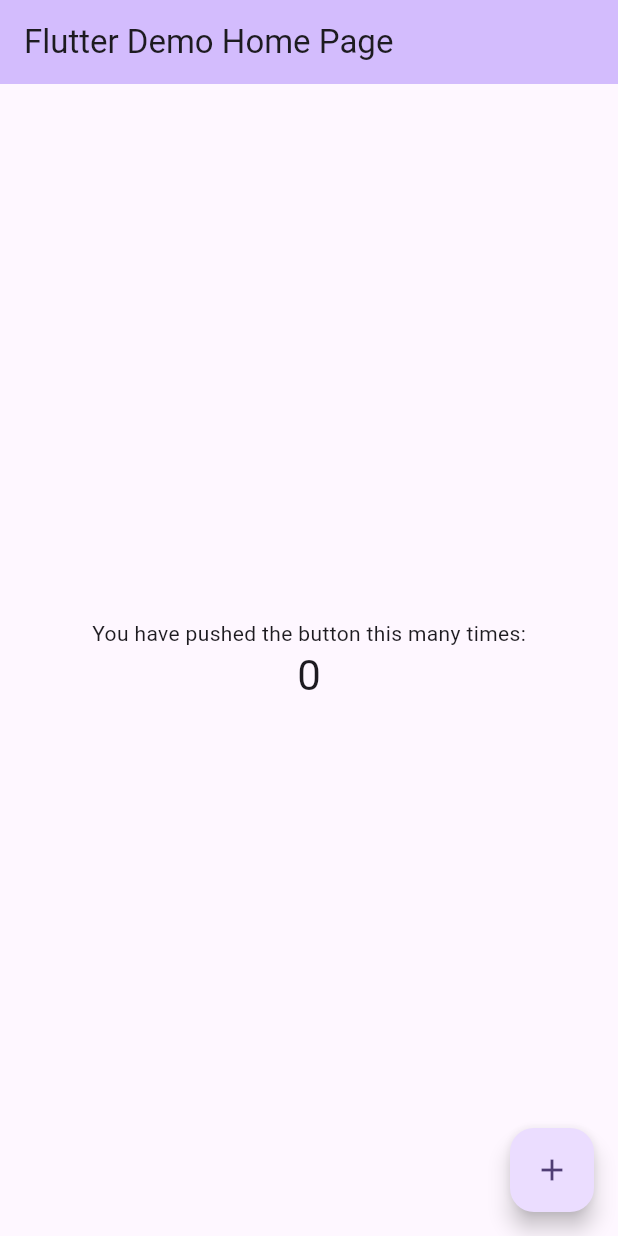
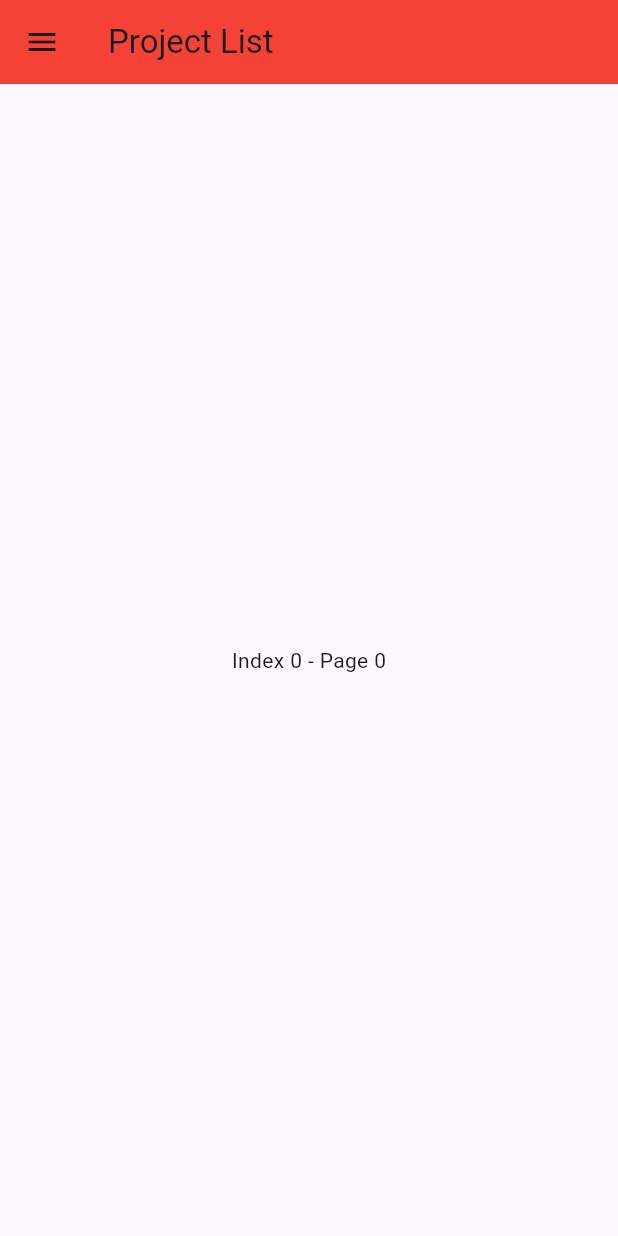
Before and after one commit to Jam12390/projectmanager, a Flutter app: the screen it shows after launch, on a phone screen of 412 x 824 dp. Run offline on Flutter 3.47's test engine with Material 3 defaults, Android fonts, the phone set to English and light mode, and no system bars.

Commit message:
Initial Scaffolding Of App

```diff
--- a/lib/main.dart
+++ b/lib/main.dart
@@ -7,119 +7,117 @@
 class MyApp extends StatelessWidget {
   const MyApp({super.key});
 
-  // This widget is the root of your application.
   @override
   Widget build(BuildContext context) {
     return MaterialApp(
-      title: 'Flutter Demo',
+      title: 'Project Manager',
       theme: ThemeData(
-        // This is the theme of your application.
-        //
-        // TRY THIS: Try running your application with "flutter run". You'll see
-        // the application has a purple toolbar. Then, without quitting the app,
-        // try changing the seedColor in the colorScheme below to Colors.green
-        // and then invoke "hot reload" (save your changes or press the "hot
-        // reload" button in a Flutter-supported IDE, or press "r" if you used
-        // the command line to start the app).
-        //
-        // Notice that the counter didn't reset back to zero; the application
-        // state is not lost during the reload. To reset the state, use hot
-        // restart instead.
-        //
-        // This works for code too, not just values: Most code changes can be
-        // tested with just a hot reload.
         colorScheme: ColorScheme.fromSeed(seedColor: Colors.deepPurple),
         useMaterial3: true,
       ),
-      home: const MyHomePage(title: 'Flutter Demo Home Page'),
+      home: const ProjectList(title: 'Project List'),
     );
   }
 }
 
-class MyHomePage extends StatefulWidget {
-  const MyHomePage({super.key, required this.title});
-
-  // This widget is the home page of your application. It is stateful, meaning
-  // that it has a State object (defined below) that contains fields that affect
-  // how it looks.
-
-  // This class is the configuration for the state. It holds the values (in this
-  // case the title) provided by the parent (in this case the App widget) and
-  // used by the build method of the State. Fields in a Widget subclass are
-  // always marked "final".
-
+//will change to homepage later on - could add todo list to homepage??
+class ProjectList extends StatefulWidget {
+  const ProjectList({super.key, required this.title});
   final String title;
 
   @override
-  State<MyHomePage> createState() => _MyHomePageState();
+  State<ProjectList> createState() => ProjectListState();
 }
 
-class _MyHomePageState extends State<MyHomePage> {
-  int _counter = 0;
+class ProjectListState extends State<ProjectList> {
+  //making the default page0 so it doesnt crash off of startup
+  Widget page = const Page0();
 
-  void _incrementCounter() {
+  //Text style for all text on this page
+  final txtStyle = const TextStyle(
+    fontSize: 20,
+    fontWeight: FontWeight.bold,
+  );
+
+  //function to switch page using index from the list tile
+  void SwitchIndex(int index){
     setState(() {
-      // This call to setState tells the Flutter framework that something has
-      // changed in this State, which causes it to rerun the build method below
-      // so that the display can reflect the updated values. If we changed
-      // _counter without calling setState(), then the build method would not be
-      // called again, and so nothing would appear to happen.
-      _counter++;
+      switch(index){
+        case 0:
+        page = const Page0();
+        case 1:
+        page = const Page1();
+      }
     });
+    //close drawer
+    Navigator.pop(context);
   }
 
   @override
-  Widget build(BuildContext context) {
-    // This method is rerun every time setState is called, for instance as done
-    // by the _incrementCounter method above.
-    //
-    // The Flutter framework has been optimized to make rerunning build methods
-    // fast, so that you can just rebuild anything that needs updating rather
-    // than having to individually change instances of widgets.
+
+  Widget build(BuildContext context){
     return Scaffold(
       appBar: AppBar(
-        // TRY THIS: Try changing the color here to a specific color (to
-        // Colors.amber, perhaps?) and trigger a hot reload to see the AppBar
-        // change color while the other colors stay the same.
-        backgroundColor: Theme.of(context).colorScheme.inversePrimary,
-        // Here we take the value from the MyHomePage object that was created by
-        // the App.build method, and use it to set our appbar title.
-        title: Text(widget.title),
-      ),
-      body: Center(
-        // Center is a layout widget. It takes a single child and positions it
-        // in the middle of the parent.
-        child: Column(
-          // Column is also a layout widget. It takes a list of children and
-          // arranges them vertically. By default, it sizes itself to fit its
-          // children horizontally, and tries to be as tall as its parent.
-          //
-          // Column has various properties to control how it sizes itself and
-          // how it positions its children. Here we use mainAxisAlignment to
-          // center the children vertically; the main axis here is the vertical
-          // axis because Columns are vertical (the cross axis would be
-          // horizontal).
-          //
-          // TRY THIS: Invoke "debug painting" (choose the "Toggle Debug Paint"
-          // action in the IDE, or press "p" in the console), to see the
-          // wireframe for each widget.
-          mainAxisAlignment: MainAxisAlignment.center,
-          children: <Widget>[
-            const Text(
-              'You have pushed the button this many times:',
-            ),
-            Text(
-              '$_counter',
-              style: Theme.of(context).textTheme.headlineMedium,
-            ),
-          ],
+        title: const Text("Project List"),
+        backgroundColor: Colors.red,
+        //adding drawer icon to appbar
+        leading: Builder(
+          builder: (context){
+            return IconButton(
+              icon: const Icon(Icons.menu),
+              onPressed: () {
+                Scaffold.of(context).openDrawer();
+              }
+            );
+          }
         ),
       ),
-      floatingActionButton: FloatingActionButton(
-        onPressed: _incrementCounter,
-        tooltip: 'Increment',
-        child: const Icon(Icons.add),
-      ), // This trailing comma makes auto-formatting nicer for build methods.
+      drawer: Drawer(
+        child: SafeArea(
+          //list projects here - maybe automate list when implementing files - like read the number of projects, what they are, etc and list them here
+          child: ListView(
+            children: [
+              ListTile(
+                title: const Text("index 0"),
+                //did not know that i had to do this - prevents function being called on build which if it is called raises an error :l
+                  onTap: () => SwitchIndex(0),
+              ),
+              ListTile(
+                title: const Text("index 1"),
+                onTap: () => SwitchIndex(1),
+              ),
+            ],
+          )
+        ),
+      ),
+      body: page
     );
   }
 }
+
+//test pages to make sure initial page swapping actually works - it does :D
+class Page0 extends StatelessWidget{
+  const Page0({super.key});
+
+  @override
+  Widget build(BuildContext context){
+    return const Scaffold(
+      body: Center(
+        child: Text("Index 0 - Page 0"),
+      ),
+    );
+  }
+}
+
+class Page1 extends StatelessWidget{
+  const Page1({super.key});
+
+  @override
+  Widget build(BuildContext context){
+    return const Scaffold(
+      body: Center(
+        child: Text("Index 1 - Page 1"),
+      ),
+    );
+  }
+}
```
